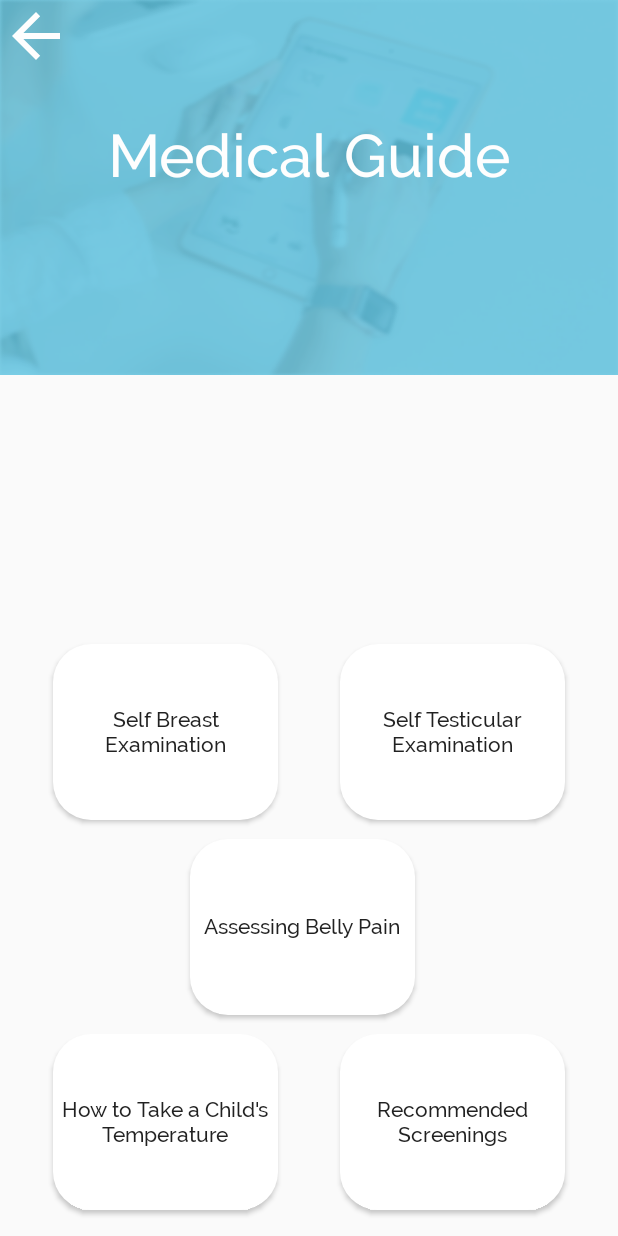
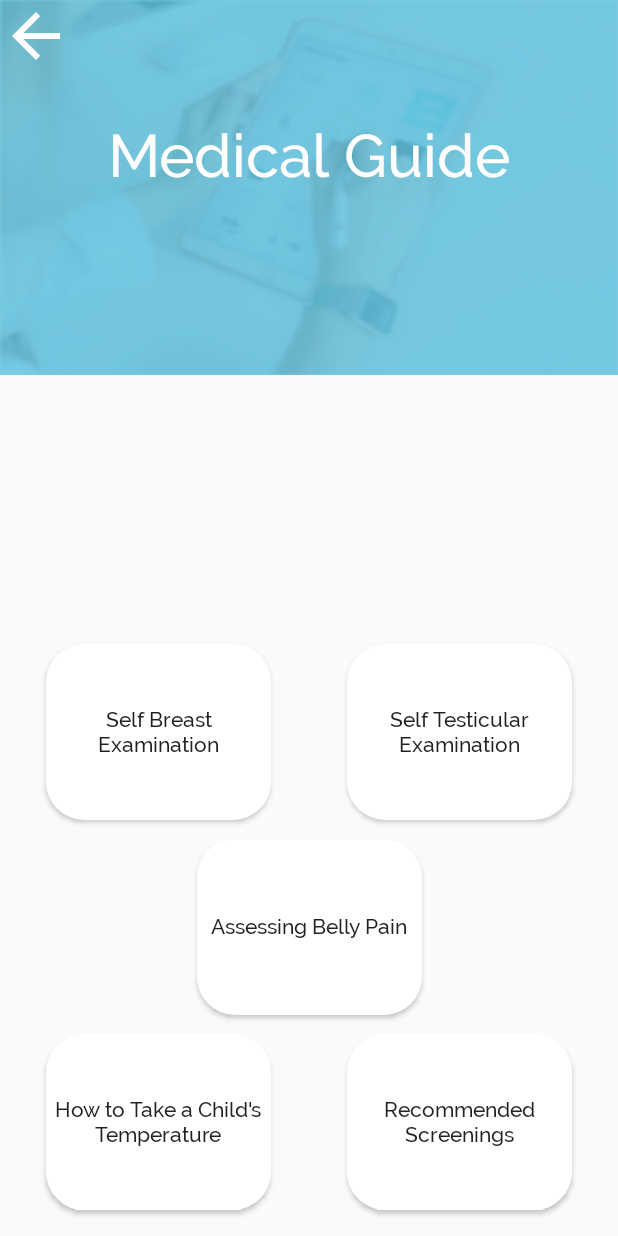
Before and after one commit to Yunnyhajeon/teameron, an Android app: the screen it shows after launch (MainActivity), after a tap on "Medical Guide", on a phone screen of 412 x 824 dp. Run offline under Robolectric (Android 15) with nearby library versions, the phone set to English and light mode, and no system bars.

Commit message:
Fixed Medical Guide Layout

```diff
--- a/app/src/main/res/layout/medical_guide_fragment.xml
+++ b/app/src/main/res/layout/medical_guide_fragment.xml
@@ -1,5 +1,6 @@
 <?xml version="1.0" encoding="utf-8"?>
 <RelativeLayout xmlns:android="http://schemas.android.com/apk/res/android"
+    xmlns:app="http://schemas.android.com/apk/res-auto"
     xmlns:tools="http://schemas.android.com/tools"
     android:layout_width="match_parent"
     android:layout_height="match_parent">
@@ -45,86 +46,90 @@
 
         </RelativeLayout>
 
-    <RelativeLayout
+    <androidx.constraintlayout.widget.ConstraintLayout
         android:layout_width="match_parent"
         android:layout_height="410dp"
         android:layout_alignParentBottom="true"
         android:orientation="horizontal"
         android:layout_weight="1"
-        >
+        android:id="@+id/relativeLayout4">
 
 
         <Button
             android:id="@+id/screenings_btn"
             android:layout_width="150dp"
             android:layout_height="117dp"
-            android:layout_alignParentTop="true"
-            android:layout_alignParentEnd="true"
-            android:layout_alignParentRight="true"
+            android:layout_marginStart="25dp"
             android:layout_marginTop="275dp"
-            android:layout_marginEnd="35dp"
-            android:layout_marginRight="35dp"
+            android:layout_marginEnd="45dp"
             android:background="@drawable/rounded_button"
             android:fontFamily="@font/raleway_medium"
+
             android:text="Recommended Screenings"
-
-            />
+            app:layout_constraintEnd_toEndOf="parent"
+            app:layout_constraintRight_toRightOf="parent"
+            app:layout_constraintStart_toEndOf="@+id/child_temp_btn"
+            app:layout_constraintTop_toTopOf="parent" />
 
         <Button
             android:id="@+id/child_temp_btn"
             android:layout_width="150dp"
             android:layout_height="117dp"
-            android:layout_alignParentStart="true"
-            android:layout_alignParentLeft="true"
-            android:layout_alignParentTop="true"
-            android:layout_marginStart="35dp"
-            android:layout_marginLeft="35dp"
+            android:layout_marginStart="45dp"
             android:layout_marginTop="275dp"
+            android:layout_marginEnd="25dp"
             android:background="@drawable/rounded_button"
+            android:fontFamily="@font/raleway_medium"
             android:text="How to Take a Child's Temperature"
-            android:fontFamily="@font/raleway_medium"/>
+            app:layout_constraintEnd_toStartOf="@+id/screenings_btn"
+            app:layout_constraintLeft_toLeftOf="parent"
+            app:layout_constraintStart_toStartOf="parent"
+            app:layout_constraintTop_toTopOf="parent" />
 
         <Button
             android:id="@+id/test_btn"
             android:layout_width="150dp"
             android:layout_height="117dp"
-            android:layout_alignParentTop="true"
-            android:layout_alignParentEnd="true"
-            android:layout_alignParentRight="true"
+            android:layout_marginStart="25dp"
             android:layout_marginTop="15dp"
-            android:layout_marginEnd="35dp"
-            android:layout_marginRight="35dp"
+            android:layout_marginEnd="45dp"
             android:background="@drawable/rounded_button"
+            android:fontFamily="@font/raleway_medium"
             android:text="Self Testicular Examination"
-            android:fontFamily="@font/raleway_medium"/>
+            app:layout_constraintEnd_toEndOf="parent"
+            app:layout_constraintRight_toRightOf="parent"
+            app:layout_constraintStart_toEndOf="@+id/breast_test_btn"
+            app:layout_constraintTop_toTopOf="parent" />
 
 
         <Button
             android:id="@+id/breast_test_btn"
             android:layout_width="150dp"
             android:layout_height="117dp"
-            android:layout_alignParentStart="true"
-            android:layout_alignParentLeft="true"
-            android:layout_alignParentTop="true"
-            android:layout_marginStart="35dp"
-            android:layout_marginLeft="35dp"
+            android:layout_marginStart="45dp"
             android:layout_marginTop="15dp"
+            android:layout_marginEnd="25dp"
             android:background="@drawable/rounded_button"
+            android:fontFamily="@font/raleway_medium"
             android:text="Self Breast Examination"
-            android:fontFamily="@font/raleway_medium"/>
+            app:layout_constraintEnd_toStartOf="@+id/test_btn"
+            app:layout_constraintLeft_toLeftOf="parent"
+            app:layout_constraintStart_toStartOf="parent"
+            app:layout_constraintTop_toTopOf="parent" />
 
         <Button
             android:id="@+id/belly_btn"
             android:layout_width="150dp"
             android:layout_height="117dp"
-            android:layout_alignParentTop="true"
-            android:layout_alignParentEnd="true"
-            android:layout_alignParentRight="true"
+            android:layout_marginStart="135dp"
             android:layout_marginTop="145dp"
             android:layout_marginEnd="135dp"
-            android:layout_marginRight="100dp"
             android:background="@drawable/rounded_button"
+            android:fontFamily="@font/raleway_medium"
             android:text="Assessing Belly Pain"
-            android:fontFamily="@font/raleway_medium"/>
-    </RelativeLayout>
+            app:layout_constraintEnd_toEndOf="parent"
+            app:layout_constraintRight_toRightOf="parent"
+            app:layout_constraintStart_toStartOf="parent"
+            app:layout_constraintTop_toTopOf="parent" />
+    </androidx.constraintlayout.widget.ConstraintLayout>
 </RelativeLayout>
```
